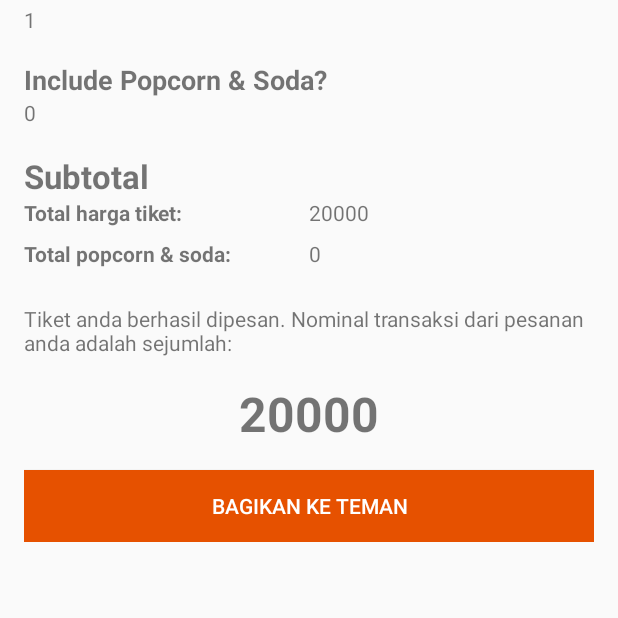
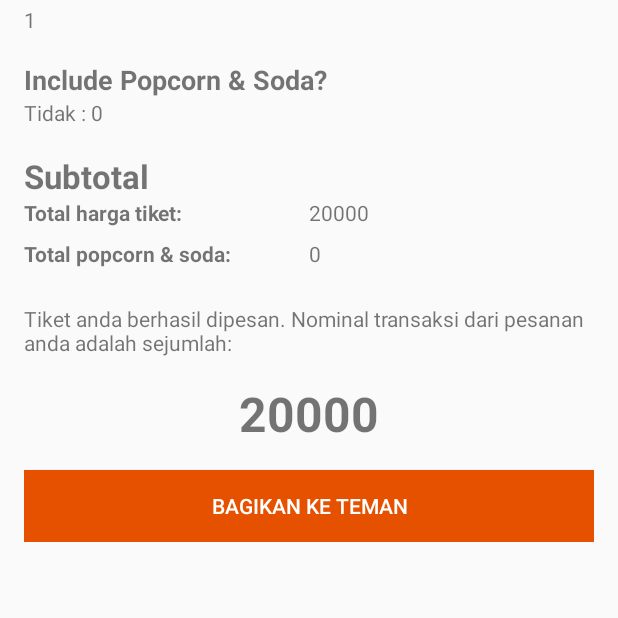
Before and after one commit to wdharmana/CinemaTix, an Android app: the screen it shows after launch (ResultActivity), after a tap on "PESAN TIKET", on a phone screen of 412 x 824 dp, the part 450-1068 px from its top. Run offline under Robolectric (Android 15) with nearby library versions, the phone set to English and light mode, and no system bars.

Commit message:
improve popcorn & soda info

```diff
--- a/app/src/main/java/com/android/cinematix/ResultActivity.java
+++ b/app/src/main/java/com/android/cinematix/ResultActivity.java
@@ -44,7 +44,7 @@ public class ResultActivity extends AppCompatActivity {
 
         final String additional = intent.getStringExtra("additionalCinematix");
         int priceAdditional = getPriceBasedOnAdditional(additional);
-        tvAdditional.setText(String.valueOf(priceAdditional));
+        tvAdditional.setText(additional+ " : "+priceAdditional);
 
         String jumlah = intent.getStringExtra("jumlahCinematix");
         tvJumlah.setText(jumlah);
@@ -113,8 +113,4 @@ public class ResultActivity extends AppCompatActivity {
     }
 
 
-    public int getSubTotalAdditional(int additionalPrice, int pcs) {
-        return additionalPrice * pcs;
-    }
-
 }
```
